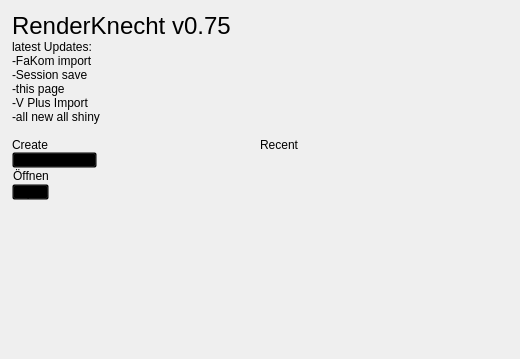
Qt form ui/knecht_welcome.ui (tappi287/RenderKnecht2) before a commit.
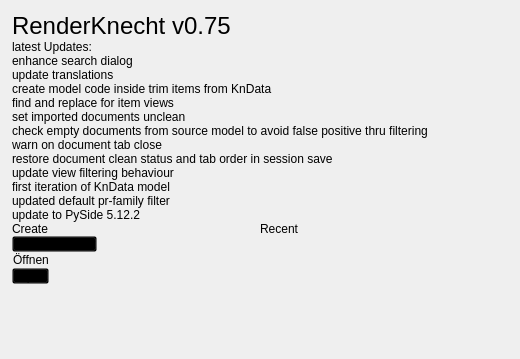
The same form after that commit. Icons and pictures are not drawn.

Commit message: find and replace view expandable

```diff
--- a/ui/knecht_welcome.ui
+++ b/ui/knecht_welcome.ui
@@ -96,11 +96,18 @@
      <item>
       <widget class="QLabel" name="news">
        <property name="text">
-        <string>-FaKom import&lt;br&gt;
--Session save&lt;br&gt;
--this page&lt;br&gt;
--V Plus Import&lt;br&gt;
--all new all shiny&lt;br&gt;</string>
+        <string>enhance search dialog
+update translations
+create model code inside trim items from KnData
+find and replace for item views
+set imported documents unclean
+check empty documents from source model to avoid false positive thru filtering
+warn on document tab close
+restore document clean status and tab order in session save
+update view filtering behaviour
+first iteration of KnData model
+updated default pr-family filter
+update to PySide 5.12.2</string>
        </property>
       </widget>
      </item>
```
The commit also changes 7 other files.
